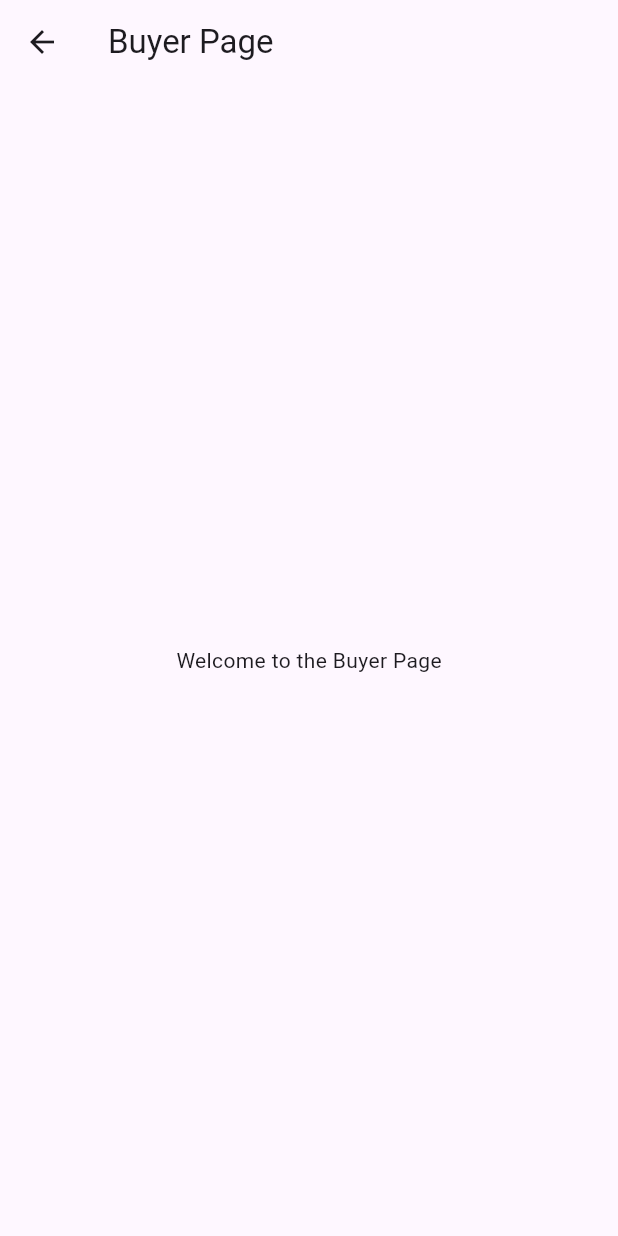
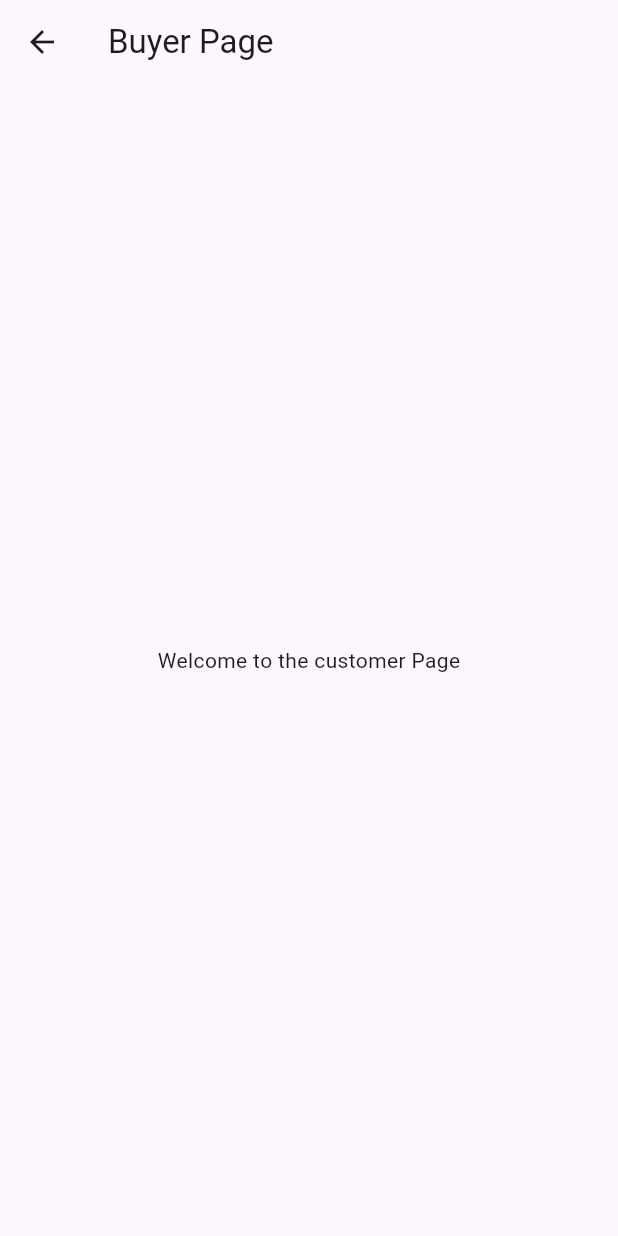
Before and after one commit to Surendar-k/Farmersyy, a Flutter app: the BuyerPage screen opened directly, on a phone screen of 412 x 824 dp. Run offline on Flutter 3.47's test engine with Material 3 defaults, Android fonts, the phone set to English and light mode, and no system bars.

Commit message:
fix:textedit

```diff
--- a/frontend/lib/buyer_page.dart
+++ b/frontend/lib/buyer_page.dart
@@ -5,7 +5,7 @@ class BuyerPage extends StatelessWidget {
   Widget build(BuildContext context) {
     return Scaffold(
       appBar: AppBar(title: Text('Buyer Page')),
-      body: Center(child: Text('Welcome to the Buyer Page')),
+      body: Center(child: Text('Welcome to the customer Page')),
     );
   }
 }
```
